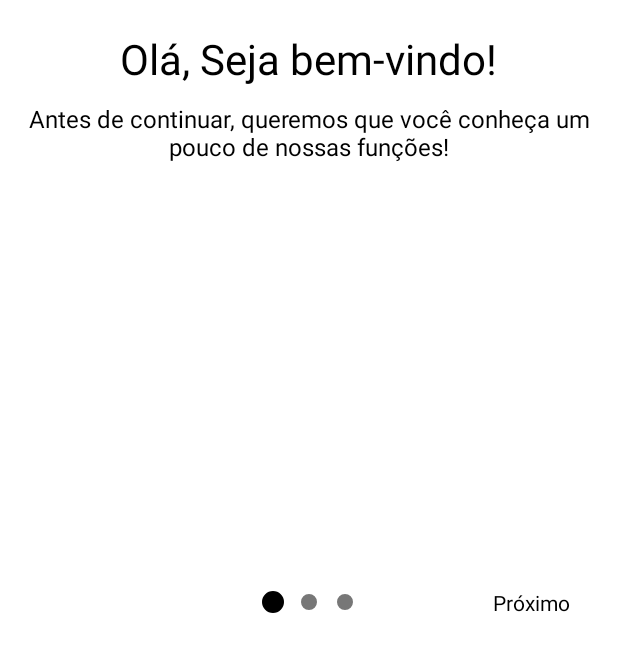
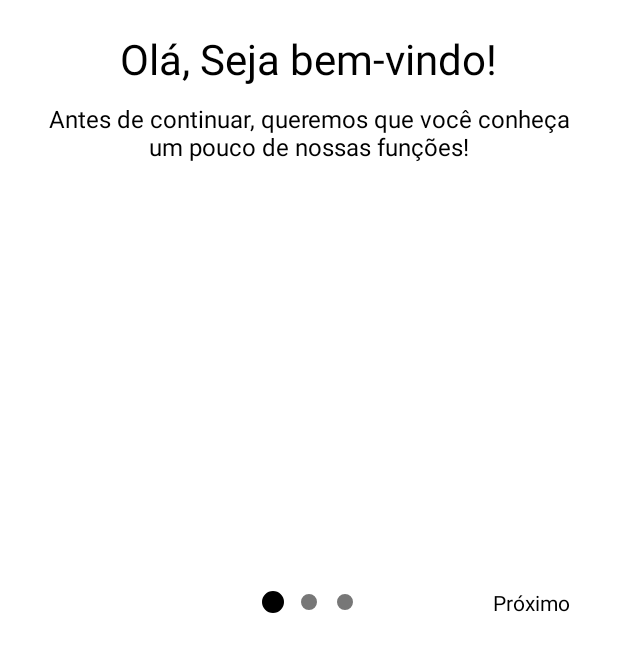
Before and after one commit to omouravictor/android-br-inco, an Android app: the screen it shows after launch (WelcomeActivity), on a phone screen of 412 x 824 dp, the part 568-1236 px from its top. Run offline under Robolectric (Android 15) with nearby library versions, the phone set to English and light mode, and no system bars; our stand-ins replace Dagger/Hilt's generated code, Room's generated code, navigation-ui; libraries missing offline, so code that uses them is left out: androidx.hilt.lifecycle; network calls fail.

Commit message:
layout: add margin horizontal on first welcome screen text

```diff
--- a/app/src/main/res/layout/fragment_first_welcome.xml
+++ b/app/src/main/res/layout/fragment_first_welcome.xml
@@ -28,6 +28,7 @@
         android:id="@+id/textViewSecondWelcomeTwo"
         android:layout_width="wrap_content"
         android:layout_height="wrap_content"
+        android:layout_marginHorizontal="20dp"
         android:text="@string/before_continuing_we_want"
         android:textAlignment="center"
         android:textColor="@color/black"
```
